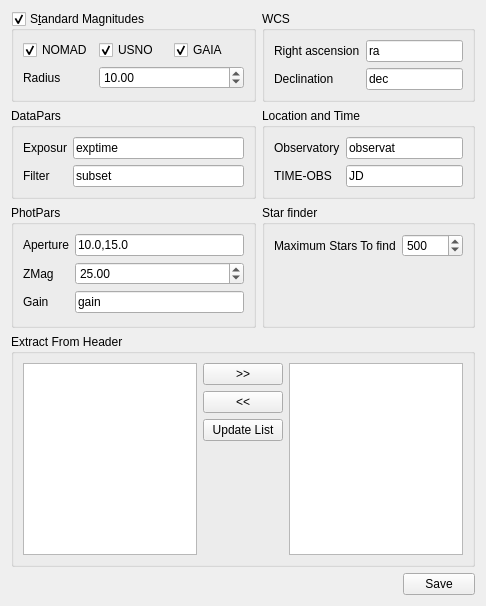
myrafproject/myrafproject, file gui/setting_photometry.ui: the form before one commit.
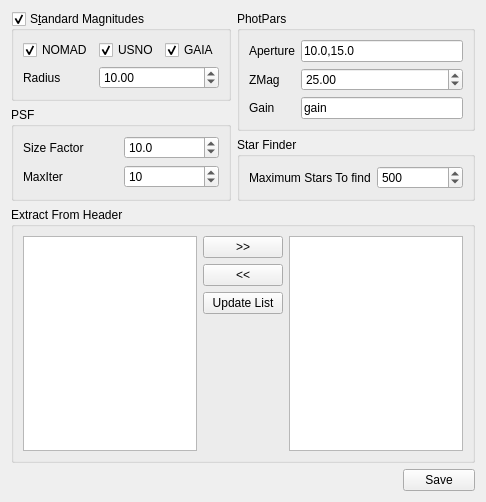
The form after the commit.

Commit message: PSF photometry Window added. Unnecessary seetings deleted. SHIFT+Click added to photometry to select closest source

```diff
--- a/gui/setting_photometry.ui
+++ b/gui/setting_photometry.ui
@@ -7,13 +7,13 @@
     <x>0</x>
     <y>0</y>
     <width>486</width>
-    <height>606</height>
+    <height>502</height>
    </rect>
   </property>
   <property name="windowTitle">
    <string>Phometry Settings</string>
   </property>
-  <layout class="QGridLayout" name="gridLayout_8">
+  <layout class="QGridLayout" name="gridLayout_4">
    <item row="0" column="0">
     <widget class="QGroupBox" name="setting_phot_std">
      <property name="title">
@@ -79,124 +79,7 @@
      </layout>
     </widget>
    </item>
-   <item row="0" column="1" colspan="2">
-    <widget class="QGroupBox" name="groupBox_20">
-     <property name="title">
-      <string>WCS</string>
-     </property>
-     <layout class="QGridLayout" name="gridLayout_4">
-      <item row="0" column="0">
-       <widget class="QLabel" name="label_65">
-        <property name="text">
-         <string>Right ascension</string>
-        </property>
-       </widget>
-      </item>
-      <item row="0" column="1">
-       <widget class="QLineEdit" name="setting_phot_wcs_ra">
-        <property name="text">
-         <string>ra</string>
-        </property>
-       </widget>
-      </item>
-      <item row="1" column="0">
-       <widget class="QLabel" name="label_66">
-        <property name="text">
-         <string>Declination</string>
-        </property>
-       </widget>
-      </item>
-      <item row="1" column="1">
-       <widget class="QLineEdit" name="setting_phot_wcs_dec">
-        <property name="text">
-         <string>dec</string>
-        </property>
-       </widget>
-      </item>
-     </layout>
-    </widget>
-   </item>
-   <item row="1" column="0">
-    <widget class="QGroupBox" name="groupBox_13">
-     <property name="title">
-      <string>DataPars</string>
-     </property>
-     <layout class="QGridLayout" name="gridLayout">
-      <item row="0" column="0">
-       <widget class="QLabel" name="label_38">
-        <property name="text">
-         <string>Exposur</string>
-        </property>
-       </widget>
-      </item>
-      <item row="0" column="1">
-       <widget class="QLineEdit" name="setting_phot_datapar_exposure">
-        <property name="text">
-         <string>exptime</string>
-        </property>
-       </widget>
-      </item>
-      <item row="1" column="0">
-       <widget class="QLabel" name="label_39">
-        <property name="text">
-         <string>Filter</string>
-        </property>
-       </widget>
-      </item>
-      <item row="1" column="1">
-       <widget class="QLineEdit" name="setting_phot_datapar_filter">
-        <property name="text">
-         <string>subset</string>
-        </property>
-        <property name="maxLength">
-         <number>8</number>
-        </property>
-       </widget>
-      </item>
-     </layout>
-    </widget>
-   </item>
-   <item row="1" column="1" colspan="2">
-    <widget class="QGroupBox" name="groupBox_17">
-     <property name="title">
-      <string>Location and Time</string>
-     </property>
-     <layout class="QGridLayout" name="gridLayout_5">
-      <item row="0" column="0">
-       <widget class="QLabel" name="label_47">
-        <property name="text">
-         <string>Observatory</string>
-        </property>
-       </widget>
-      </item>
-      <item row="0" column="1">
-       <widget class="QLineEdit" name="setting_phot_tlc_observatory">
-        <property name="text">
-         <string>observat</string>
-        </property>
-       </widget>
-      </item>
-      <item row="1" column="0">
-       <widget class="QLabel" name="label_48">
-        <property name="toolTip">
-         <string>If not give DATE-OBS</string>
-        </property>
-        <property name="text">
-         <string>TIME-OBS</string>
-        </property>
-       </widget>
-      </item>
-      <item row="1" column="1">
-       <widget class="QLineEdit" name="setting_phot_tlc_time">
-        <property name="text">
-         <string>JD</string>
-        </property>
-       </widget>
-      </item>
-     </layout>
-    </widget>
-   </item>
-   <item row="2" column="0">
+   <item row="0" column="1" rowspan="2" colspan="2">
     <widget class="QGroupBox" name="groupBox_15">
      <property name="title">
       <string>PhotPars</string>
@@ -250,10 +133,65 @@
      </layout>
     </widget>
    </item>
+   <item row="1" column="0" rowspan="2">
+    <widget class="QGroupBox" name="groupBox_3">
+     <property name="title">
+      <string>PSF</string>
+     </property>
+     <layout class="QGridLayout" name="gridLayout">
+      <item row="0" column="0">
+       <widget class="QLabel" name="label">
+        <property name="text">
+         <string>Size Factor</string>
+        </property>
+       </widget>
+      </item>
+      <item row="0" column="1">
+       <widget class="QDoubleSpinBox" name="setting_psf_sizeFactor">
+        <property name="decimals">
+         <number>1</number>
+        </property>
+        <property name="minimum">
+         <double>3.000000000000000</double>
+        </property>
+        <property name="maximum">
+         <double>50.000000000000000</double>
+        </property>
+        <property name="value">
+         <double>10.000000000000000</double>
+        </property>
+       </widget>
+      </item>
+      <item row="1" column="0">
+       <widget class="QLabel" name="label_2">
+        <property name="text">
+         <string>MaxIter</string>
+        </property>
+       </widget>
+      </item>
+      <item row="1" column="1">
+       <widget class="QSpinBox" name="setting_psf_maxiter">
+        <property name="minimum">
+         <number>3</number>
+        </property>
+        <property name="maximum">
+         <number>15</number>
+        </property>
+        <property name="singleStep">
+         <number>1</number>
+        </property>
+        <property name="value">
+         <number>10</number>
+        </property>
+       </widget>
+      </item>
+     </layout>
+    </widget>
+   </item>
    <item row="2" column="1" colspan="2">
     <widget class="QGroupBox" name="setting_">
      <property name="title">
-      <string>Star finder</string>
+      <string>Star Finder</string>
      </property>
      <layout class="QGridLayout" name="gridLayout_6">
       <item row="0" column="0">
@@ -276,19 +214,6 @@
         </property>
        </widget>
       </item>
-      <item row="1" column="0">
-       <spacer name="verticalSpacer_2">
-        <property name="orientation">
-         <enum>Qt::Vertical</enum>
-        </property>
-        <property name="sizeHint" stdset="0">
-         <size>
-          <width>20</width>
-          <height>43</height>
-         </size>
-        </property>
-       </spacer>
-      </item>
      </layout>
     </widget>
    </item>
```
The commit also changes 12 other files.
